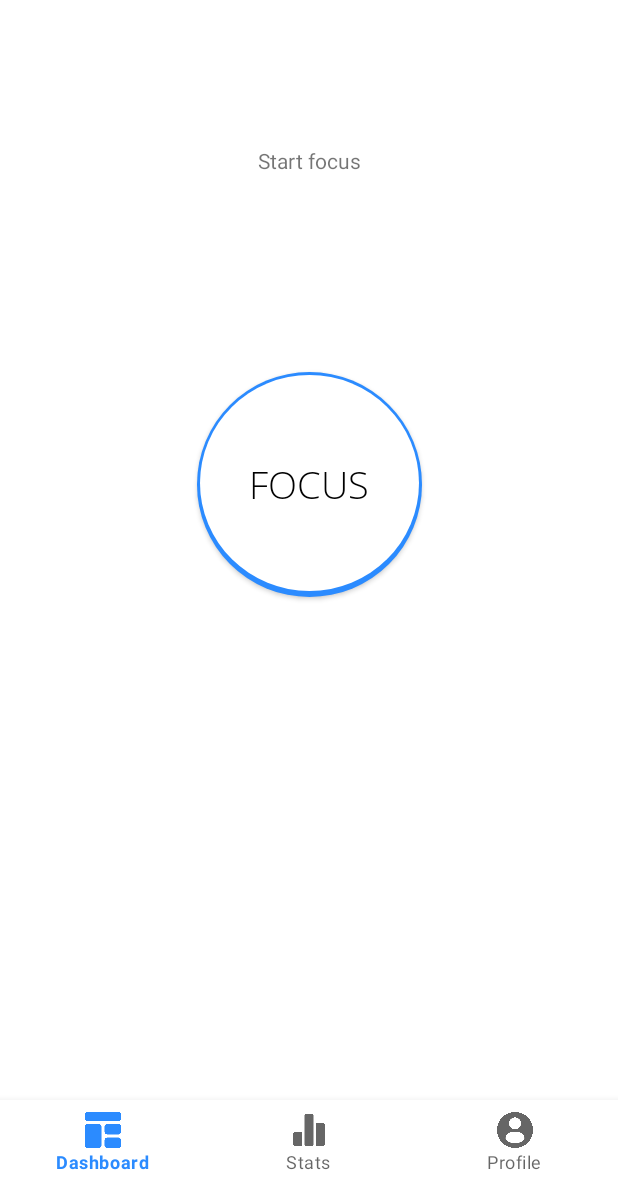
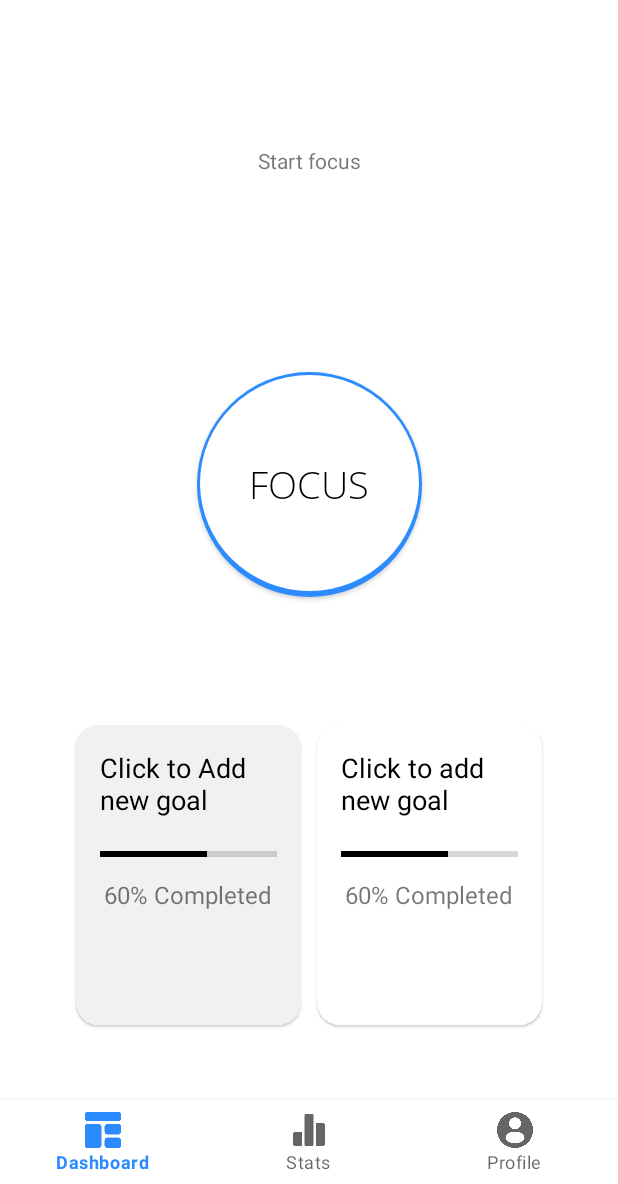
Before and after one commit to zapbroob99/Focus-Timer, an Android app: the MainActivity screen opened directly, with no data from a screen before it, on a phone screen of 412 x 824 dp, the part 52-1236 px from its top. Run offline under Robolectric (Android 15) with nearby library versions, the phone set to English and light mode, and no system bars; our stand-ins replace Firebase (no records; nobody signed in at launch, a user with empty details on screens opened directly); libraries missing offline, so code that uses them is left out: com.shawnlin.numberpicker; plain views replace NumberPicker; 1 statement that could not run was skipped.

Commit message:
add dialog to allow users edit goal settings

```diff
--- a/app/src/main/java/com/example/focustimer/CenterItemScrollListener.java
+++ b/app/src/main/java/com/example/focustimer/CenterItemScrollListener.java
@@ -21,10 +21,13 @@ public class CenterItemScrollListener extends RecyclerView.OnScrollListener {
     private LinearLayoutManager layoutManager;
     private RecyclerView recyclerView;
     private int g_centeredPosition=0;
+    private Context context;
 
-    public CenterItemScrollListener(RecyclerView recyclerView) {
+
+    public CenterItemScrollListener(RecyclerView recyclerView,Context context) {
         this.recyclerView = recyclerView;
         layoutManager = (LinearLayoutManager) recyclerView.getLayoutManager();
+        this.context=context;
     }
 
         @Override
@@ -64,7 +67,7 @@ public class CenterItemScrollListener extends RecyclerView.OnScrollListener {
             centeredViewHolder.itemView.setOnClickListener(new View.OnClickListener() {
                 @Override
                 public void onClick(View v) {
-                    Log.i("a", "This is a debug message");
+                    UserClass.adjustGoalSettings(context).show();
                 }
             });
 
@@ -77,7 +80,10 @@ public class CenterItemScrollListener extends RecyclerView.OnScrollListener {
             RecyclerView.ViewHolder lastViewHolder = recyclerView.findViewHolderForAdapterPosition(itemCount - 1);
             if (lastViewHolder != null) {
 
-
+                // Highlight the centered item here (e.g., change its background color)
+                int selectedColor = Color.rgb(241, 241, 241);
+                lastViewHolder.itemView.getBackground().setTint(selectedColor);
+                TextView textView = (TextView)lastViewHolder.itemView.findViewById(R.id.ms_title);
             }
         }
     }
--- a/app/src/main/java/com/example/focustimer/FocusScreen.java
+++ b/app/src/main/java/com/example/focustimer/FocusScreen.java
@@ -78,7 +78,7 @@ public class FocusScreen extends AppCompatActivity {
                 else if(cutSession==true){
                     Toast.makeText(FocusScreen.this, "You didnt complete your session", Toast.LENGTH_LONG).show();
                     cutSession=true;
-                    UserClass.updateFocusTimeOnDB(mTargetTime);
+                    UserClass.updateTotalFocusTimeOnDB(mTargetTime);
                     resetTimer();
                     Intent intent = new Intent(getApplicationContext(),MainActivity.class);
                     startActivity(intent); //TODO: add saved preferences to store session and return
@@ -119,7 +119,7 @@ public class FocusScreen extends AppCompatActivity {
 
     private void handleSessionSuccessfull(){
         mMediaPlayer.start();
-        UserClass.updateFocusTimeOnDB(mTargetTime);
+        UserClass.updateTotalFocusTimeOnDB(mTargetTime);
         Toast.makeText(FocusScreen.this, "Congratulations! You have achieved your goal!", Toast.LENGTH_LONG).show();
         resetTimer();
         Intent intent = new Intent(getApplicationContext(),MainActivity.class);
--- a/app/src/main/java/com/example/focustimer/MainActivity.java
+++ b/app/src/main/java/com/example/focustimer/MainActivity.java
@@ -97,6 +97,8 @@ public class MainActivity extends AppCompatActivity {
         PagerSnapHelper snapHelper= new PagerSnapHelper();
         snapHelper.attachToRecyclerView(recyclerView);
 
+
+
     }
 
 
@@ -104,16 +106,37 @@ public class MainActivity extends AppCompatActivity {
 
     private void recyclerView() {
         recyclerView.setHasFixedSize(true);
-        recyclerView.setLayoutManager(new LinearLayoutManager(this,LinearLayoutManager.HORIZONTAL,false));
+        recyclerView.setLayoutManager(new LinearLayoutManager(this, LinearLayoutManager.HORIZONTAL, false));
+
+        // Create an ArrayList for your goals
         ArrayList<SelectGoalHelperClass> goals = new ArrayList<>();
 
+        // Add items manually at both edges
+        // First item at the left edge
+        SelectGoalHelperClass leftEdgeItem = new SelectGoalHelperClass("Click to Add new goal");
+        // Set properties for the left edge item (e.g., title, description, etc.)
+        // Add any other properties as needed
+        goals.add(leftEdgeItem);
+
+        // Add your dynamically generated goals (you might fetch them from a data source)
         UserClass.setRecyclerViewCards(goals);
-        adapter=new SelectGoalAdapter(goals);
+
+        // Last item at the right edge
+        SelectGoalHelperClass rightEdgeItem = new SelectGoalHelperClass("Click to add new goal");
+        // Set properties for the right edge item
+
+        // Add any other properties as needed
+        goals.add(rightEdgeItem);
+
+        // Create and set the adapter
+        adapter = new SelectGoalAdapter(goals);
         recyclerView.setAdapter(adapter);
-        CenterItemScrollListener scrollListener = new CenterItemScrollListener(recyclerView);
+
+        // Add the scroll listener
+        CenterItemScrollListener scrollListener = new CenterItemScrollListener(recyclerView, this);
         recyclerView.addOnScrollListener(scrollListener);
+    }
 
-    }
 
     private void getGoal(){
 
@@ -124,7 +147,9 @@ public class MainActivity extends AppCompatActivity {
         FocusScreen focusScreen=new FocusScreen();
         Intent i = new Intent(getApplicationContext(),FocusScreen.class);
         startActivity(i);
+        overridePendingTransition(0, 0);
         setTimerScreen();
+
     }
     private void setNoGoalScreen(){
         setGoalButton.setVisibility(View.VISIBLE);
--- a/app/src/main/java/com/example/focustimer/SelectGoalAdapter.java
+++ b/app/src/main/java/com/example/focustimer/SelectGoalAdapter.java
@@ -42,7 +42,6 @@ public class SelectGoalAdapter extends RecyclerView.Adapter<SelectGoalAdapter.Se
         SelectGoalHelperClass helperClass = goals.get(position);
         holder.textView.setText(helperClass.getTitle());
 
-
     }
 
 
--- a/app/src/main/res/drawable/circular_progress_bar.xml
+++ b/app/src/main/res/drawable/circular_progress_bar.xml
@@ -1,21 +1,29 @@
 <?xml version="1.0" encoding="utf-8"?>
+<layer-list xmlns:android="http://schemas.android.com/apk/res/android">
+    <!-- Outer circle background -->
+    <item>
+        <shape android:shape="oval">
+            <solid android:color="@color/mainBlue" />
+        </shape>
+    </item>
+    <!-- Inner circle background -->
+    <item android:right="2dp" android:left="2dp" android:top="2dp" android:bottom="4dp">
+        <shape android:shape="oval">
+            <solid android:color="@color/white" />
+        </shape>
+    </item>
+    <!-- Skeuomorphic progress indicator -->
+    <item android:id="@android:id/progress">
         <rotate
-    xmlns:android="http://schemas.android.com/apk/res/android"
             android:fromDegrees="270"
             android:toDegrees="270">
-
-    <!--styling the progress bar-->
             <shape
                 android:innerRadiusRatio="2.5"
                 android:shape="ring"
-        android:thickness="8dp"
+                android:thickness="3dp"
                 android:useLevel="true">
-        <gradient
-            android:angle="0"
-            android:endColor="#1376bc"
-            android:startColor="@color/mainBlue"
-            android:type="sweep"
-            android:useLevel="false" />
+                <solid android:color="@color/black" />
             </shape>
-
         </rotate>
+    </item>
+</layer-list>
--- a/app/src/main/res/layout/activity_focus_screen.xml
+++ b/app/src/main/res/layout/activity_focus_screen.xml
@@ -52,7 +52,7 @@
             android:textAlignment="center" />
 
         <TextView
-            android:fontFamily="@font/bangers"
+            android:fontFamily="sans-serif-thin"
             android:id="@+id/progressText"
             android:layout_width="wrap_content"
             android:layout_height="wrap_content"
@@ -60,10 +60,10 @@
             android:layout_alignParentRight="true"
             android:layout_centerVertical="true"
             android:gravity="center"
-            android:text="Starting"
+            android:text="STARTING"
             android:textColor="@color/black"
             android:textSize="28sp"
-            android:textStyle="bold" />
+             />
 
     </RelativeLayout>
 
--- a/app/src/main/res/layout/activity_main.xml
+++ b/app/src/main/res/layout/activity_main.xml
@@ -134,7 +134,7 @@
             android:textAlignment="center" />
 
         <TextView
-            android:fontFamily="@font/bangers"
+            android:fontFamily="sans-serif-thin"
             android:id="@+id/progressText"
             android:layout_width="wrap_content"
             android:layout_height="wrap_content"
@@ -142,10 +142,10 @@
             android:layout_alignParentRight="true"
             android:layout_centerVertical="true"
             android:gravity="center"
-            android:text="Starting"
+            android:text="STARTING"
             android:textColor="@color/black"
             android:textSize="28sp"
-            android:textStyle="bold" />
+             />
 
     </RelativeLayout>
 
```
Also changed, not shown: app/src/main/java/com/example/focustimer/user/Goal.java (+10 -0 lines), app/src/main/java/com/example/focustimer/user/UserClass.java (+76 -2 lines), app/src/main/res/layout/goal_settings_dialog.xml (added, +23 -0 lines). Lines whose indentation alone changed are shown as unchanged.
